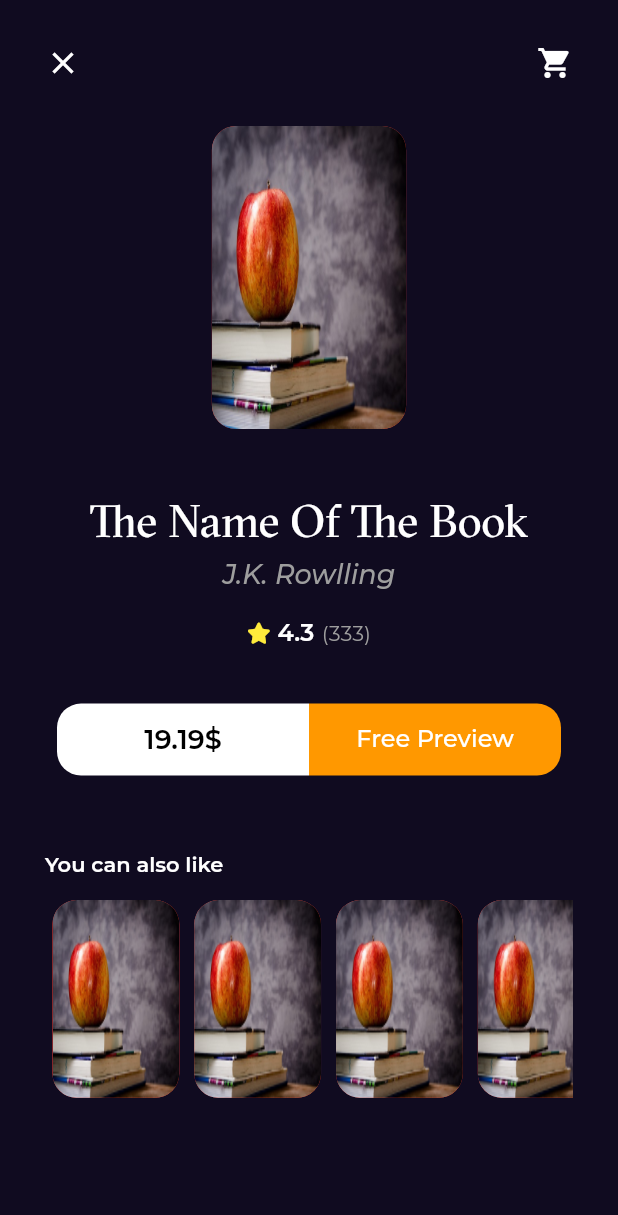
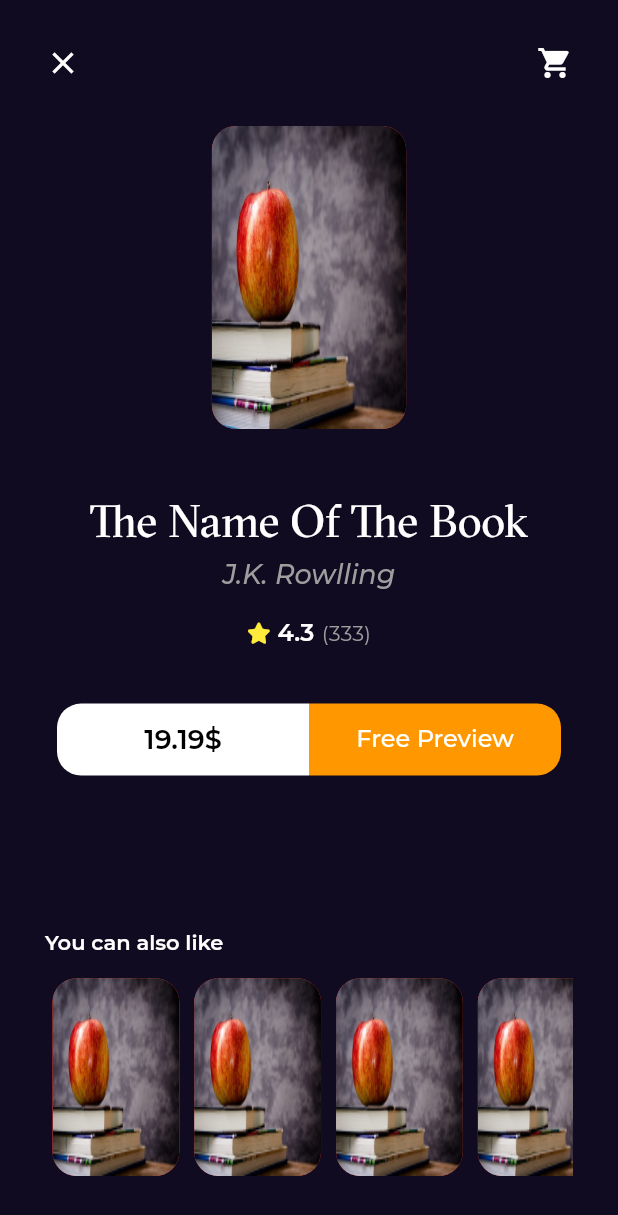
Before and after one commit to AliMohamed-Ali/flutter_projects, a Flutter app: the BookDetailsView screen opened by its route, on a phone screen of 412 x 824 dp. Shown: the top 1215 px of the screen. Run offline on Flutter 3.47's test engine with Material 2 defaults, Android fonts, the phone set to English and light mode, and no system bars; our stand-ins replace audioplayers, bloc, cloud_firestore, firebase_auth, firebase_core, flutter_bloc and 6 more; accounts and stored records are empty.

Commit message:
refactor book details

```diff
--- a/bookly_app/lib/features/Home/presentation/views/widgets/book_details_body.dart
+++ b/bookly_app/lib/features/Home/presentation/views/widgets/book_details_body.dart
@@ -1,10 +1,6 @@
-import 'package:bookly_app/core/utils/styles.dart';
-import 'package:bookly_app/features/Home/presentation/views/widgets/book_action.dart';
-import 'package:bookly_app/features/Home/presentation/views/widgets/book_rating.dart';
-import 'package:bookly_app/features/Home/presentation/views/widgets/custom_book_image.dart';
-import 'package:bookly_app/features/Home/presentation/views/widgets/similar_books_list_view.dart';
+import 'package:bookly_app/features/Home/presentation/views/widgets/similar_books_section.dart';
 import 'package:flutter/material.dart';
-
+import 'books_details_section.dart';
 import 'custom_book_details_app_bar.dart';
 
 class BookDetailsBody extends StatelessWidget {
@@ -12,60 +8,30 @@
 
   @override
   Widget build(BuildContext context) {
-    var width = MediaQuery.of(context).size.width;
-    return Padding(
-      padding: const EdgeInsets.symmetric(horizontal: 30.0),
+    return const CustomScrollView(
+      slivers: [
+        SliverFillRemaining(
+          hasScrollBody: false,
+          child: Padding(
+            padding: EdgeInsets.symmetric(horizontal: 30.0),
             child: Column(
               children: [
-          const CustomBookDetailAppBar(),
-          Padding(
-            padding: EdgeInsets.symmetric(horizontal: width * .27),
-            child: const CustomBookImage(),
-          ),
-          const SizedBox(
-            height: 43,
-          ),
-          const Text(
-            "The Name Of The Book",
-            style: Styles.textStyle30,
-          ),
-          const SizedBox(
-            height: 6,
-          ),
-          Text(
-            "J.K. Rowlling",
-            style: Styles.textStyle18.copyWith(
-              color: Colors.grey,
-              fontStyle: FontStyle.italic,
-              fontWeight: FontWeight.w500,
+                CustomBookDetailAppBar(),
+                BooksDetailsSection(),
+                Expanded(
+                  child: SizedBox(
+                    height: 50,
                   ),
                 ),
-          const SizedBox(
-            height: 18,
+                SimilaBooksSection(),
+                SizedBox(
+                  height: 40,
                 ),
-          const BookRating(
-            mainAxisAlignment: MainAxisAlignment.center,
-          ),
-          const SizedBox(
-            height: 37,
-          ),
-          const BookAction(),
-          const SizedBox(
-            height: 50,
-          ),
-          Align(
-            alignment: Alignment.centerLeft,
-            child: Text(
-              "You can also like",
-              style: Styles.textStyle14.copyWith(fontWeight: FontWeight.w600),
+              ],
             ),
           ),
-          const SizedBox(
-            height: 16,
-          ),
-          const SimilarBooksListView(),
+        )
       ],
-      ),
     );
   }
 }
--- /dev/null
+++ b/bookly_app/lib/features/Home/presentation/views/widgets/books_details_section.dart
@@ -0,0 +1,51 @@
+import 'package:flutter/material.dart';
+
+import '../../../../../core/utils/styles.dart';
+import 'book_action.dart';
+import 'book_rating.dart';
+import 'custom_book_image.dart';
+
+class BooksDetailsSection extends StatelessWidget {
+  const BooksDetailsSection({super.key});
+
+  @override
+  Widget build(BuildContext context) {
+    var width = MediaQuery.of(context).size.width;
+    return Column(
+      children: [
+        Padding(
+          padding: EdgeInsets.symmetric(horizontal: width * .27),
+          child: const CustomBookImage(),
+        ),
+        const SizedBox(
+          height: 43,
+        ),
+        const Text(
+          "The Name Of The Book",
+          style: Styles.textStyle30,
+        ),
+        const SizedBox(
+          height: 6,
+        ),
+        Text(
+          "J.K. Rowlling",
+          style: Styles.textStyle18.copyWith(
+            color: Colors.grey,
+            fontStyle: FontStyle.italic,
+            fontWeight: FontWeight.w500,
+          ),
+        ),
+        const SizedBox(
+          height: 18,
+        ),
+        const BookRating(
+          mainAxisAlignment: MainAxisAlignment.center,
+        ),
+        const SizedBox(
+          height: 37,
+        ),
+        const BookAction(),
+      ],
+    );
+  }
+}
--- /dev/null
+++ b/bookly_app/lib/features/Home/presentation/views/widgets/similar_books_section.dart
@@ -0,0 +1,25 @@
+import 'package:bookly_app/features/Home/presentation/views/widgets/similar_books_list_view.dart';
+import 'package:flutter/material.dart';
+
+import '../../../../../core/utils/styles.dart';
+
+class SimilaBooksSection extends StatelessWidget {
+  const SimilaBooksSection({super.key});
+
+  @override
+  Widget build(BuildContext context) {
+    return Column(
+      crossAxisAlignment: CrossAxisAlignment.start,
+      children: [
+        Text(
+          "You can also like",
+          style: Styles.textStyle14.copyWith(fontWeight: FontWeight.w600),
+        ),
+        const SizedBox(
+          height: 16,
+        ),
+        const SimilarBooksListView(),
+      ],
+    );
+  }
+}
```
Lines whose indentation alone changed are shown as unchanged.
